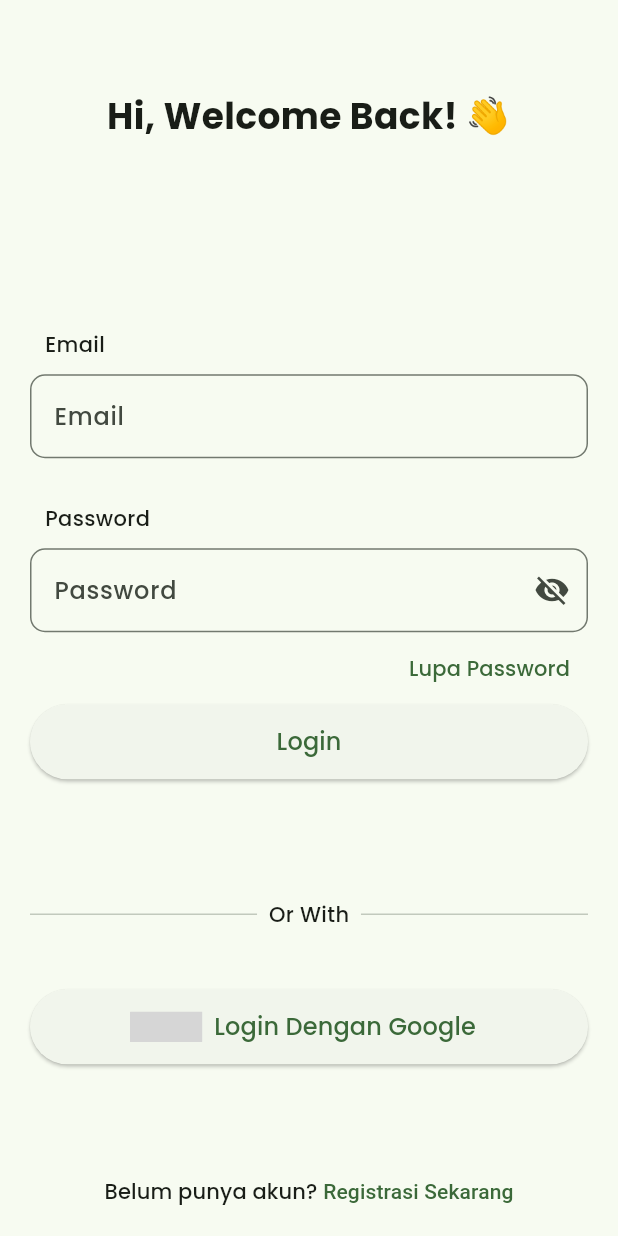
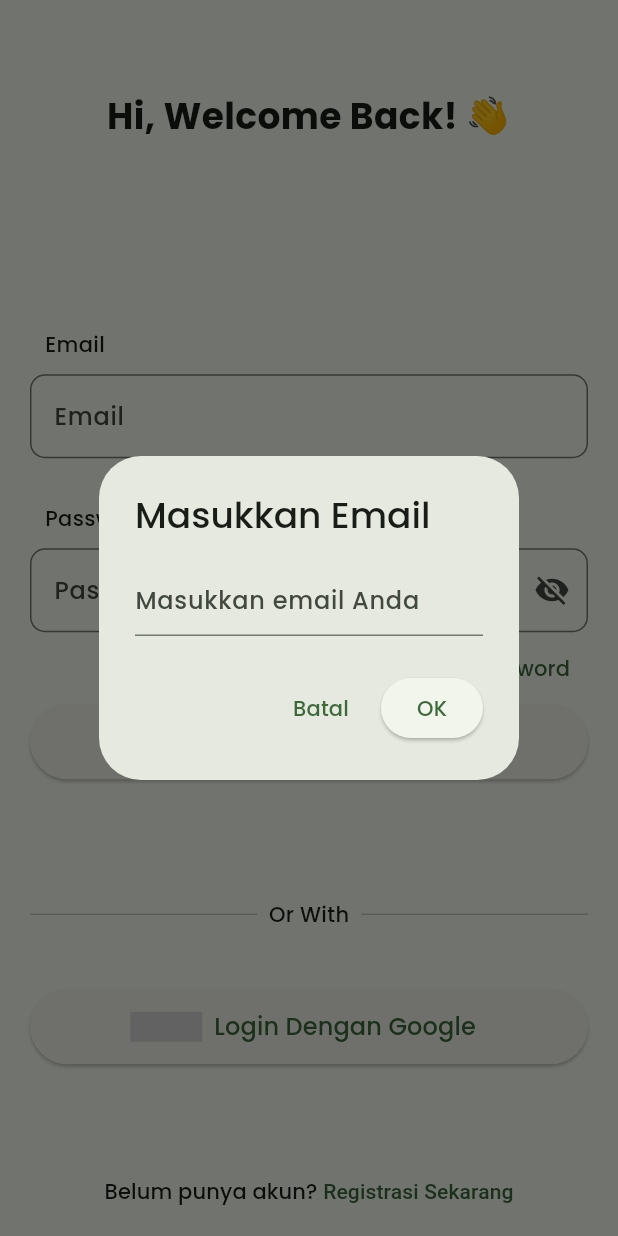
Before and after one commit to sasqiasal/kembang_belor_apps, a Flutter app: the screen it shows after launch, after a tap on "Lupa Password", on a phone screen of 412 x 824 dp. Run offline on Flutter 3.47's test engine with Material 3 defaults, Android fonts, the phone set to English and light mode, and no system bars; our stand-ins replace bloc, cached_network_image, dio, equatable, floor, flutter_bloc and 9 more; missing offline and left inert: midtrans_sdk, panorama_viewer, svg_flutter; accounts and stored records are empty; generated files the repository leaves out were written again; grey boxes are pictures that could not be loaded.

Commit message:
Adding Reset Password

```diff
--- a/lib/features/auth/data/repository/authentication_repository.dart
+++ b/lib/features/auth/data/repository/authentication_repository.dart
@@ -73,4 +73,9 @@ class AuthenticationRepository implements IAuthenticationRepository {
       accessToken: accessToken,
     );
   }
+
+  @override
+  Future<void> sendResetPassword({required String email}) async {
+    await _supabaseAuth.resetPasswordForEmail(email);
+  }
 }
--- a/lib/features/auth/domain/repository/i_authentication_repository.dart
+++ b/lib/features/auth/domain/repository/i_authentication_repository.dart
@@ -14,4 +14,5 @@ abstract class IAuthenticationRepository {
   Future<void> signOut();
   Stream<User?> getCurrentUser();
   User? getSignedInUser();
+  Future<void> sendResetPassword({required String email});
 }
--- a/lib/features/auth/presentation/pages/login.dart
+++ b/lib/features/auth/presentation/pages/login.dart
@@ -1,3 +1,4 @@
+import 'package:flutter/foundation.dart';
 import 'package:flutter/gestures.dart';
 import 'package:flutter/material.dart';
 import 'package:flutter_bloc/flutter_bloc.dart';
@@ -135,7 +136,49 @@ class _LoginPageState extends State<LoginPage> {
                           Align(
                               alignment: Alignment.centerRight,
                               child: TextButton(
-                                  onPressed: () {},
+                                  onPressed: () {
+                                    showDialog(
+                                      context: context,
+                                      builder: (BuildContext context) {
+                                        final emailController =
+                                            TextEditingController();
+                                        return AlertDialog(
+                                          title: const Text('Masukkan Email'),
+                                          content: TextField(
+                                            controller: emailController,
+                                            decoration: const InputDecoration(
+                                              hintText: 'Masukkan email Anda',
+                                            ),
+                                          ),
+                                          actions: [
+                                            TextButton(
+                                              onPressed: () {
+                                                Navigator.of(context).pop();
+                                              },
+                                              child: const Text('Batal'),
+                                            ),
+                                            ElevatedButton(
+                                              onPressed: () {
+                                                // Lakukan sesuatu dengan email yang dimasukkan
+                                                String email =
+                                                    emailController.text;
+
+                                                if (kDebugMode) {
+                                                  print('Email: $email');
+                                                }
+
+                                                context.read<LoginBloc>().add(
+                                                    ResetPasswordPressed(
+                                                        email: email));
+                                                Navigator.of(context).pop();
+                                              },
+                                              child: const Text('OK'),
+                                            ),
+                                          ],
+                                        );
+                                      },
+                                    );
+                                  },
                                   child: const Text('Lupa Password'))),
                           SizedBox(
                             height: 50,
--- a/lib/features/auth/presentation/provider/login/bloc/login_event.dart
+++ b/lib/features/auth/presentation/provider/login/bloc/login_event.dart
@@ -22,3 +22,9 @@ final class LoginPasswordChanged extends LoginEvent {
 final class LoginButtonPressed extends LoginEvent {}
 
 final class GoogleButtonPressed extends LoginEvent {}
+
+final class ResetPasswordPressed extends LoginEvent {
+  final String email;
+
+  const ResetPasswordPressed({required this.email});
+}
--- a/lib/features/payment/presentation/pages/payment.dart
+++ b/lib/features/payment/presentation/pages/payment.dart
@@ -180,6 +180,8 @@ class _PaymentPageState extends State<PaymentPage> {
                                 ));
                           },
                           style: ElevatedButton.styleFrom(
+                              backgroundColor: Theme.of(context).primaryColor,
+                              foregroundColor: Colors.white,
                               textStyle:
                                   Theme.of(context).textTheme.headlineMedium),
                           child: Text(state is PaymentLoading
--- a/pubspec.yaml
+++ b/pubspec.yaml
@@ -50,7 +50,7 @@ dependencies:
   midtrans_sdk: ^0.4.0
   svg_flutter: ^0.0.1
   google_sign_in: ^6.2.1
-  injectable: ^2.4.1
+  injectable: ^2.4.0
   qr_flutter: ^4.1.0
   floor: ^1.4.2
   bloc: ^8.1.4
```
Also changed, not shown: lib/features/auth/presentation/provider/login/bloc/login_bloc.dart (+13 -0 lines), pubspec.lock.
